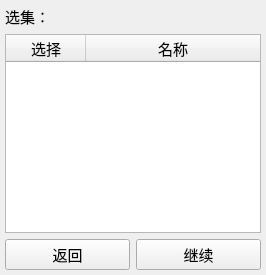
Qt form src/ui_selectionwidget.ui (Majjcom/BiliDownloader) before a commit.
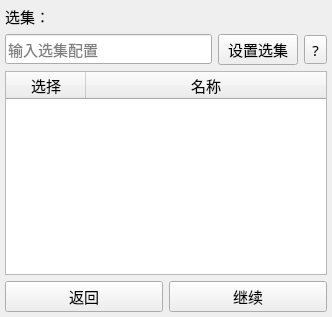
The same form after that commit.

What changed in the file:
```diff
--- a/src/ui_selectionwidget.ui
+++ b/src/ui_selectionwidget.ui
@@ -6,8 +6,8 @@
    <rect>
     <x>0</x>
     <y>0</y>
-    <width>266</width>
-    <height>275</height>
+    <width>332</width>
+    <height>317</height>
    </rect>
   </property>
   <property name="font">
@@ -39,6 +39,37 @@
      </property>
     </widget>
    </item>
+   <item>
+    <layout class="QHBoxLayout" name="horizontalLayout_2">
+     <item>
+      <widget class="QLineEdit" name="line_selection">
+       <property name="inputMask">
+        <string/>
+       </property>
+       <property name="placeholderText">
+        <string>输入选集配置</string>
+       </property>
+      </widget>
+     </item>
+     <item>
+      <widget class="QPushButton" name="button_setSelection">
+       <property name="text">
+        <string>设置选集</string>
+       </property>
+      </widget>
+     </item>
+     <item>
+      <widget class="QToolButton" name="button_help">
+       <property name="cursor">
+        <cursorShape>WhatsThisCursor</cursorShape>
+       </property>
+       <property name="text">
+        <string>?</string>
+       </property>
+      </widget>
+     </item>
+    </layout>
+   </item>
    <item>
     <widget class="QTableWidget" name="table_selection">
      <property name="editTriggers">
```
